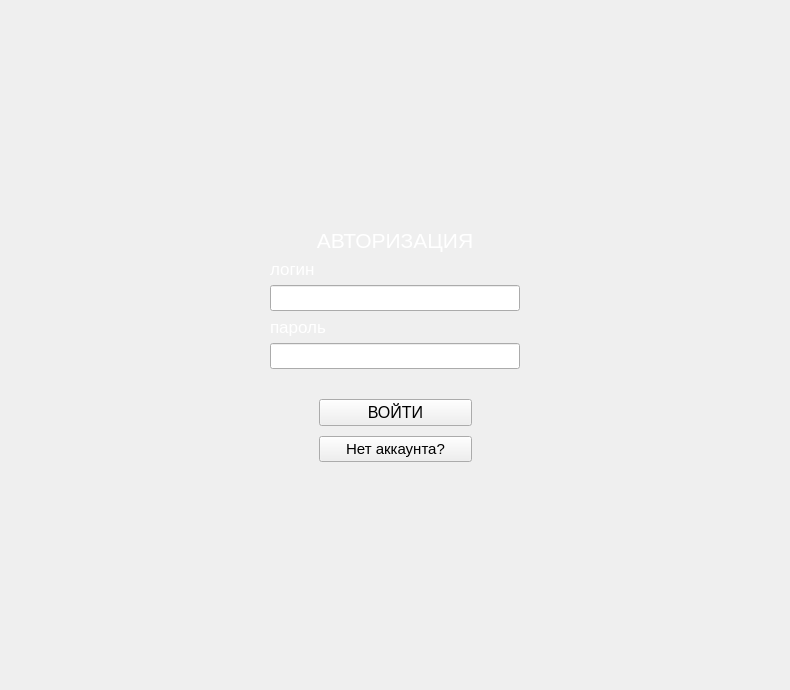
This is form_logReg.ui in den-Master-2040/ClientChess as Qt 5 draws it before an edit. The edited form follows.
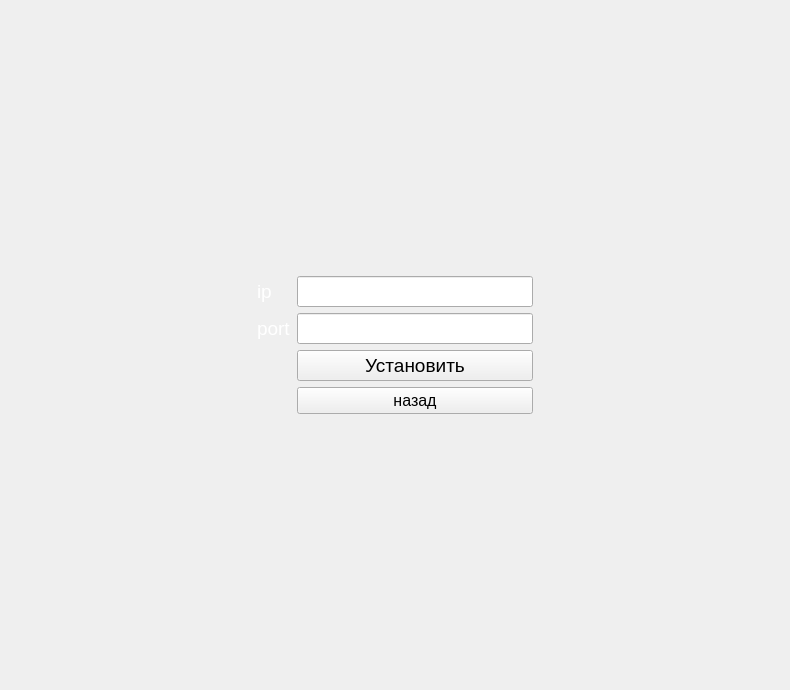
This is the edited form. The open tabs and pages were chosen to show the change.

Diff of the .ui file:
```diff
--- a/form_logReg.ui
+++ b/form_logReg.ui
@@ -18,9 +18,26 @@
     <widget class="QStackedWidget" name="stackedWidget">
      <property name="font">
       <font>
-       <pointsize>11</pointsize>
+       <pointsize>14</pointsize>
       </font>
      </property>
+     <property name="styleSheet">
+      <string>QPushButton{
+
+background-color:qlineargradient(spread:pad, x1:0.494, y1:0.846136, x2:0.494382, y2:1, stop:0 rgba(69, 69, 69, 255), stop:1 rgba(149, 149, 149, 255));
+color:white;
+font: &quot;Arial&quot;;
+border-radius: 2px;
+}
+QPushButton::pressed{
+
+background-color:qlineargradient(spread:pad, x1:0.426, y1:0.800682, x2:0.427, y2:1, stop:0 rgba(37, 37, 37, 255), stop:1 rgba(87, 87, 87, 255));
+color:white;
+font: &quot;Arial&quot;;
+border-radius: 2px;
+};
+</string>
+     </property>
      <property name="currentIndex">
       <number>0</number>
      </property>
@@ -481,6 +498,180 @@
        </item>
       </layout>
      </widget>
+     <widget class="QWidget" name="page_3">
+      <layout class="QGridLayout" name="gridLayout_2">
+       <item row="2" column="1">
+        <widget class="QLabel" name="label_8">
+         <property name="font">
+          <font>
+           <pointsize>14</pointsize>
+          </font>
+         </property>
+         <property name="styleSheet">
+          <string notr="true">color:white;</string>
+         </property>
+         <property name="text">
+          <string>port</string>
+         </property>
+        </widget>
+       </item>
+       <item row="2" column="2">
+        <widget class="QLineEdit" name="lineEdit_6">
+         <property name="font">
+          <font>
+           <pointsize>14</pointsize>
+          </font>
+         </property>
+         <property name="styleSheet">
+          <string notr="true">color:white;</string>
+         </property>
+        </widget>
+       </item>
+       <item row="3" column="2">
+        <widget class="QPushButton" name="pushButton_5">
+         <property name="font">
+          <font>
+           <pointsize>14</pointsize>
+           <weight>50</weight>
+           <italic>false</italic>
+           <bold>false</bold>
+          </font>
+         </property>
+         <property name="styleSheet">
+          <string notr="true">QPushButton{
+
+background-color:qlineargradient(spread:pad, x1:0.494, y1:0.846136, x2:0.494382, y2:1, stop:0 rgba(69, 69, 69, 255), stop:1 rgba(149, 149, 149, 255));
+color:white;
+font: &quot;Arial&quot;;
+border-radius: 2px;
+}
+QPushButton::pressed{
+
+background-color:qlineargradient(spread:pad, x1:0.426, y1:0.800682, x2:0.427, y2:1, stop:0 rgba(37, 37, 37, 255), stop:1 rgba(87, 87, 87, 255));
+color:white;
+font: &quot;Arial&quot;;
+border-radius: 2px;
+};
+</string>
+         </property>
+         <property name="text">
+          <string>Установить</string>
+         </property>
+        </widget>
+       </item>
+       <item row="5" column="2">
+        <spacer name="verticalSpacer_7">
+         <property name="orientation">
+          <enum>Qt::Vertical</enum>
+         </property>
+         <property name="sizeHint" stdset="0">
+          <size>
+           <width>20</width>
+           <height>40</height>
+          </size>
+         </property>
+        </spacer>
+       </item>
+       <item row="1" column="3">
+        <spacer name="horizontalSpacer_8">
+         <property name="orientation">
+          <enum>Qt::Horizontal</enum>
+         </property>
+         <property name="sizeHint" stdset="0">
+          <size>
+           <width>40</width>
+           <height>20</height>
+          </size>
+         </property>
+        </spacer>
+       </item>
+       <item row="1" column="1">
+        <widget class="QLabel" name="label_7">
+         <property name="font">
+          <font>
+           <pointsize>14</pointsize>
+          </font>
+         </property>
+         <property name="styleSheet">
+          <string notr="true">color:white;</string>
+         </property>
+         <property name="text">
+          <string>ip</string>
+         </property>
+        </widget>
+       </item>
+       <item row="1" column="0">
+        <spacer name="horizontalSpacer_7">
+         <property name="orientation">
+          <enum>Qt::Horizontal</enum>
+         </property>
+         <property name="sizeHint" stdset="0">
+          <size>
+           <width>40</width>
+           <height>20</height>
+          </size>
+         </property>
+        </spacer>
+       </item>
+       <item row="1" column="2">
+        <widget class="QLineEdit" name="lineEdit_5">
+         <property name="font">
+          <font>
+           <pointsize>14</pointsize>
+          </font>
+         </property>
+         <property name="styleSheet">
+          <string notr="true">color:white;</string>
+         </property>
+        </widget>
+       </item>
+       <item row="0" column="2">
+        <spacer name="verticalSpacer_6">
+         <property name="orientation">
+          <enum>Qt::Vertical</enum>
+         </property>
+         <property name="sizeHint" stdset="0">
+          <size>
+           <width>20</width>
+           <height>40</height>
+          </size>
+         </property>
+        </spacer>
+       </item>
+       <item row="4" column="2">
+        <widget class="QPushButton" name="pushButton_7">
+         <property name="font">
+          <font>
+           <pointsize>12</pointsize>
+           <weight>50</weight>
+           <italic>false</italic>
+           <bold>false</bold>
+          </font>
+         </property>
+         <property name="styleSheet">
+          <string notr="true">QPushButton{
+
+background-color:qlineargradient(spread:pad, x1:0.494, y1:0.846136, x2:0.494382, y2:1, stop:0 rgba(69, 69, 69, 255), stop:1 rgba(149, 149, 149, 255));
+color:white;
+font: &quot;Arial&quot;;
+border-radius: 2px;
+}
+QPushButton::pressed{
+
+background-color:qlineargradient(spread:pad, x1:0.426, y1:0.800682, x2:0.427, y2:1, stop:0 rgba(37, 37, 37, 255), stop:1 rgba(87, 87, 87, 255));
+color:white;
+font: &quot;Arial&quot;;
+border-radius: 2px;
+};
+</string>
+         </property>
+         <property name="text">
+          <string>назад</string>
+         </property>
+        </widget>
+       </item>
+      </layout>
+     </widget>
     </widget>
    </item>
   </layout>
```
Left out of the diff: 30 changed lines with no effect on the pictures.
